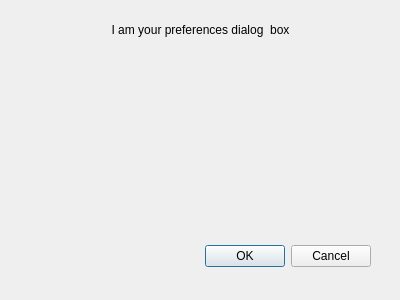
Qt form Atomical/Qt4/preferences.ui (nagyistoce/cocoatutorials) before a commit.
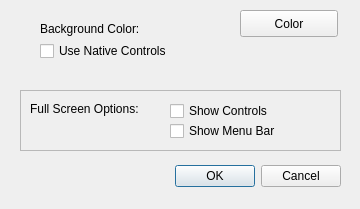
The same form after that commit.

Commit message: adding a color picker to the mix

```diff
--- a/Atomical/Qt4/preferences.ui
+++ b/Atomical/Qt4/preferences.ui
@@ -6,8 +6,8 @@
    <rect>
     <x>0</x>
     <y>0</y>
-    <width>400</width>
-    <height>300</height>
+    <width>360</width>
+    <height>209</height>
    </rect>
   </property>
   <property name="windowTitle">
@@ -16,9 +16,9 @@
   <widget class="QDialogButtonBox" name="buttonBox">
    <property name="geometry">
     <rect>
-     <x>30</x>
-     <y>240</y>
-     <width>341</width>
+     <x>20</x>
+     <y>160</y>
+     <width>321</width>
      <height>32</height>
     </rect>
    </property>
@@ -29,20 +29,98 @@
     <set>QDialogButtonBox::Cancel|QDialogButtonBox::Ok</set>
    </property>
   </widget>
+  <widget class="QPushButton" name="color">
+   <property name="geometry">
+    <rect>
+     <x>240</x>
+     <y>10</y>
+     <width>98</width>
+     <height>27</height>
+    </rect>
+   </property>
+   <property name="text">
+    <string>Color</string>
+   </property>
+  </widget>
   <widget class="QLabel" name="label">
    <property name="geometry">
     <rect>
-     <x>50</x>
+     <x>40</x>
      <y>20</y>
-     <width>301</width>
-     <height>20</height>
+     <width>141</width>
+     <height>17</height>
     </rect>
    </property>
    <property name="text">
-    <string>I am your preferences dialog  box</string>
+    <string>Background Color:</string>
    </property>
-   <property name="alignment">
-    <set>Qt::AlignCenter</set>
+  </widget>
+  <widget class="QFrame" name="fullScreenFrame">
+   <property name="geometry">
+    <rect>
+     <x>20</x>
+     <y>90</y>
+     <width>321</width>
+     <height>61</height>
+    </rect>
+   </property>
+   <property name="frameShape">
+    <enum>QFrame::StyledPanel</enum>
+   </property>
+   <property name="frameShadow">
+    <enum>QFrame::Raised</enum>
+   </property>
+   <widget class="QLabel" name="fullScreenOptions">
+    <property name="geometry">
+     <rect>
+      <x>10</x>
+      <y>10</y>
+      <width>151</width>
+      <height>17</height>
+     </rect>
+    </property>
+    <property name="text">
+     <string>Full Screen Options:</string>
+    </property>
+   </widget>
+   <widget class="QCheckBox" name="bDisplayMenuBar">
+    <property name="geometry">
+     <rect>
+      <x>150</x>
+      <y>30</y>
+      <width>151</width>
+      <height>22</height>
+     </rect>
+    </property>
+    <property name="text">
+     <string>Show Menu Bar</string>
+    </property>
+   </widget>
+   <widget class="QCheckBox" name="bDisplayControls">
+    <property name="geometry">
+     <rect>
+      <x>150</x>
+      <y>10</y>
+      <width>151</width>
+      <height>22</height>
+     </rect>
+    </property>
+    <property name="text">
+     <string>Show Controls</string>
+    </property>
+   </widget>
+  </widget>
+  <widget class="QCheckBox" name="useNativeControls">
+   <property name="geometry">
+    <rect>
+     <x>40</x>
+     <y>40</y>
+     <width>181</width>
+     <height>22</height>
+    </rect>
+   </property>
+   <property name="text">
+    <string>Use Native Controls</string>
    </property>
   </widget>
  </widget>
```
Left out of the diff: 24 changed lines with no effect on the pictures. The commit also changes 8 other files.
